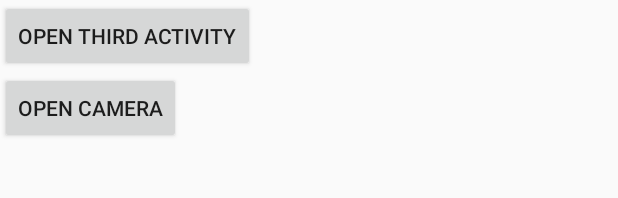
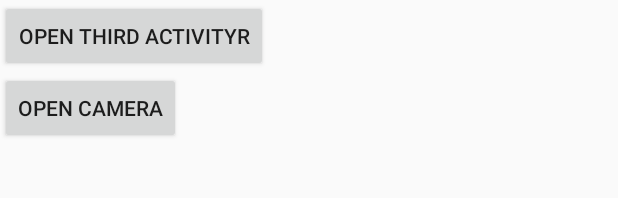
Before and after one commit to NadaSilj/Example12, an Android app: the layout activity_second.xml on its own in the app's theme, with its tools: preview values and no code run, on a phone screen of 412 x 824 dp. Shown: the top 198 px of the screen. Run offline under Robolectric (Android 15) with nearby library versions, the phone set to English and light mode, and no system bars.

Commit message:
uradjen zadatak iz termina 13

```diff
--- a/app/src/main/res/layout/activity_main.xml
+++ b/app/src/main/res/layout/activity_main.xml
@@ -8,6 +8,7 @@
         android:layout_width="wrap_content"
         android:layout_height="wrap_content"
         android:text="@string/start_activity"
+        android:drawableLeft="@mipmap/ic_launcher"
         android:id="@+id/start_activity"
         android:onClick="btnStartActivityClicked"/>
 
@@ -16,6 +17,7 @@
         android:layout_width="wrap_content"
         android:layout_height="wrap_content"
         android:text="@string/open_browser"
+        android:drawableLeft="@mipmap/ic_launcher"
         android:id="@+id/open_browser"
         android:onClick="btnOpenBrowserClicked"/>
 
--- a/app/src/main/res/layout/activity_second.xml
+++ b/app/src/main/res/layout/activity_second.xml
@@ -8,7 +8,7 @@
     <Button
         android:layout_width="wrap_content"
         android:layout_height="wrap_content"
-        android:text="open third activity"
+        android:text="@string/open_third_activity"
         android:id="@+id/start_activity"
         android:onClick="btnStartActivityClicked"/>
 
@@ -16,7 +16,7 @@
     <Button
         android:layout_width="wrap_content"
         android:layout_height="wrap_content"
-        android:text="OPEN CAMERA"
+        android:text="@string/open_camera"
         android:id="@+id/open_browser"
         android:onClick="btnOpenBrowserClicked"/>
 
--- a/app/src/main/res/values/strings.xml
+++ b/app/src/main/res/values/strings.xml
@@ -3,4 +3,6 @@
 
     <string name="start_activity">Start an Activity</string>
     <string name="open_browser">Open Web Browser</string>
+    <string name="open_third_activity">Open Third Activityr</string>
+    <string name="open_camera">Open Camera</string>
 </resources>
```
Also changed, not shown: app/src/main/AndroidManifest.xml (+6 -3 lines), app/src/main/res/mipmap-hdpi/ic_launcher.png (added), app/src/main/res/mipmap-mdpi/ic_launcher.png (added), app/src/main/res/mipmap-xhdpi/ic_launcher.png (added), app/src/main/res/mipmap-xxhdpi/ic_launcher.png (added), app/src/main/res/mipmap-xxxhdpi/ic_launcher.png (added), 1 other file.
